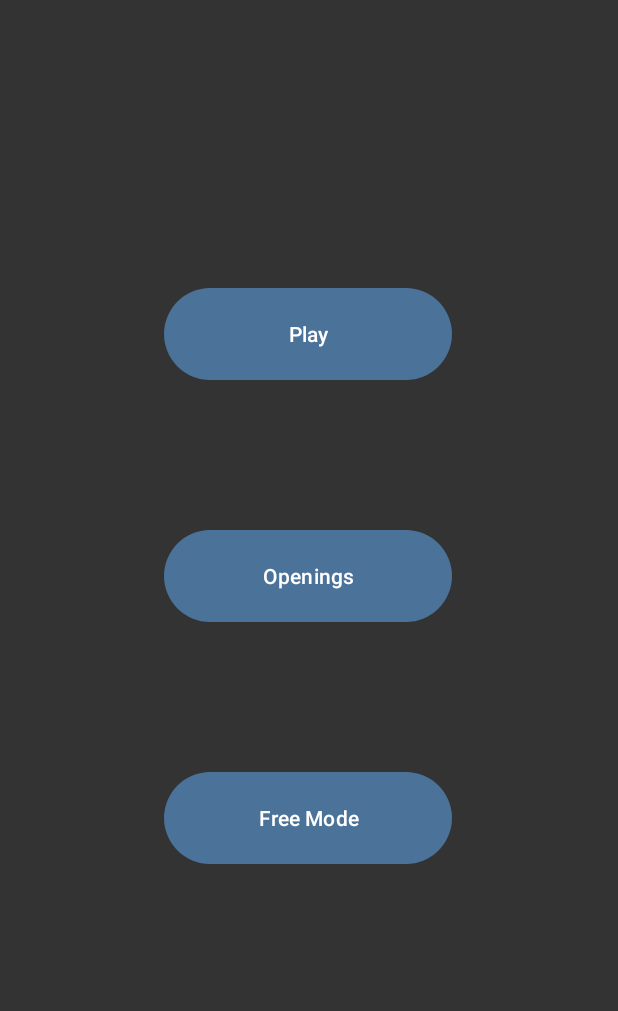
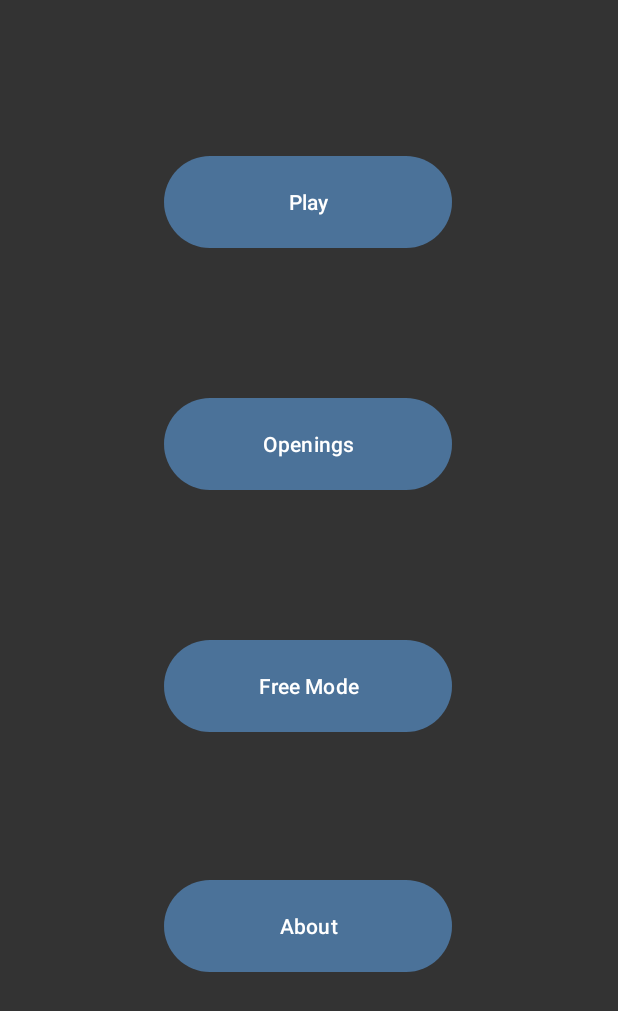
Before and after one commit to NabilAbdelouahed/Chess-Everywhere, an Android app: the screen it shows after launch (MainActivity), on a phone screen of 412 x 824 dp. Shown: the top 1011 px of the screen. Run offline under Robolectric (Android 15) with nearby library versions, the phone set to English and light mode, and no system bars.

Commit message:
About us added / reporting

```diff
--- a/app/src/main/AndroidManifest.xml
+++ b/app/src/main/AndroidManifest.xml
@@ -12,6 +12,9 @@
         android:supportsRtl="true"
         android:theme="@style/Theme.Chess"
         tools:targetApi="31">
+        <activity
+            android:name=".About"
+            android:exported="false" />
         <activity
             android:name=".FreeMode"
             android:exported="false" />
--- a/app/src/main/java/com/example/chess/MainActivity.java
+++ b/app/src/main/java/com/example/chess/MainActivity.java
@@ -31,4 +31,9 @@ public class MainActivity extends AppCompatActivity {
         Intent intent = new Intent(MainActivity.this, FreeMode.class);
         startActivity(intent);
     }
+
+    public void switch_to_about_view(View view) {
+        Intent intent = new Intent(MainActivity.this, About.class);
+        startActivity(intent);
+    }
 }
--- a/app/src/main/res/layout/activity_main.xml
+++ b/app/src/main/res/layout/activity_main.xml
@@ -11,10 +11,10 @@
         android:id="@+id/play"
         android:layout_width="192dp"
         android:layout_height="69dp"
-        android:layout_marginTop="188dp"
+        android:layout_marginTop="100dp"
+        android:onClick="switch_to_play_view"
         android:text="Play"
         android:textColor="@color/white"
-        android:onClick="switch_to_play_view"
         app:layout_constraintEnd_toEndOf="parent"
         app:layout_constraintHorizontal_bias="0.497"
         app:layout_constraintStart_toStartOf="parent"
@@ -45,4 +45,17 @@
         app:layout_constraintHorizontal_bias="0.497"
         app:layout_constraintStart_toStartOf="parent"
         app:layout_constraintTop_toBottomOf="@id/openings" />
+
+    <Button
+        android:id="@+id/about"
+        android:layout_width="192dp"
+        android:layout_height="69dp"
+        android:layout_marginTop="252dp"
+        android:onClick="switch_to_about_view"
+        android:text="About"
+        android:textColor="@color/white"
+        app:layout_constraintEnd_toEndOf="parent"
+        app:layout_constraintHorizontal_bias="0.497"
+        app:layout_constraintStart_toStartOf="parent"
+        app:layout_constraintTop_toBottomOf="@id/openings" />
 </androidx.constraintlayout.widget.ConstraintLayout>
```
Also changed, not shown: app/src/main/java/com/example/chess/About.java (added, +28 -0 lines), app/src/main/res/layout/activity_about.xml (added, +51 -0 lines).
